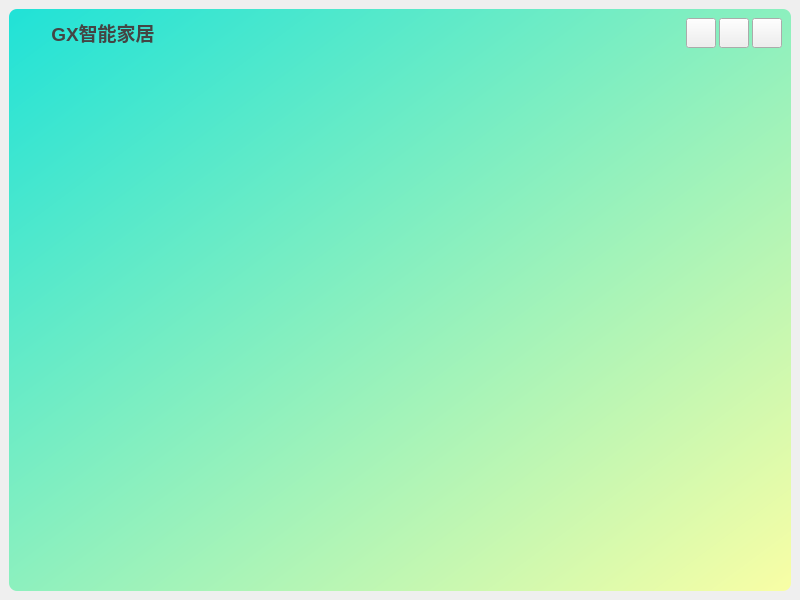
Qt form widget.ui (wenfa1999/Win-GX) before a commit.
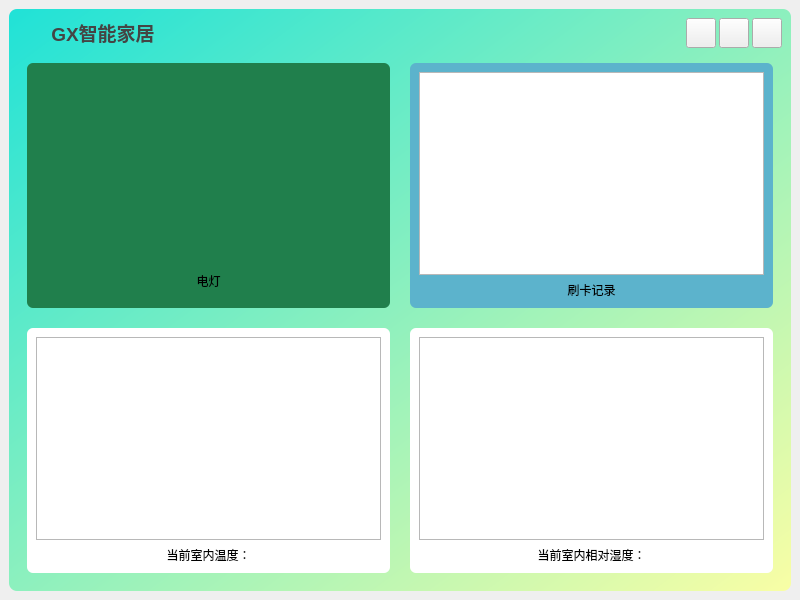
The same form after that commit. Icons and pictures are not drawn. Custom widgets are drawn as their Qt base class.

What changed in the file:
```diff
--- a/widget.ui
+++ b/widget.ui
@@ -17,6 +17,7 @@
    <string notr="true">/* 设置默认字体 */
 * {
     font-family: &quot;Microsoft YaHei&quot;, Arial, sans-serif;
+	color: black;
 }
 
 QPushButton#btnMaximize {
@@ -36,7 +37,7 @@
 }
 </string>
   </property>
-  <layout class="QVBoxLayout" name="verticalLayout">
+  <layout class="QHBoxLayout" name="backgroundLayout">
    <property name="leftMargin">
     <number>9</number>
    </property>
@@ -60,6 +61,9 @@
 </string>
      </property>
      <layout class="QVBoxLayout" name="verticalLayout_2">
+      <property name="spacing">
+       <number>6</number>
+      </property>
       <item>
        <widget class="QWidget" name="widget_title" native="true">
         <property name="sizePolicy">
@@ -218,13 +222,200 @@
        </widget>
       </item>
       <item>
-       <widget class="QWidget" name="widget" native="true"/>
+       <widget class="QWidget" name="widget" native="true">
+        <layout class="QGridLayout" name="gridLayout" rowstretch="1,1" columnstretch="1,1">
+         <property name="spacing">
+          <number>20</number>
+         </property>
+         <item row="0" column="1">
+          <widget class="QWidget" name="widget_RFID" native="true">
+           <property name="styleSheet">
+            <string notr="true">.QWidget{
+border-radius:6px;
+/*薄荷绿*/
+background-color: #5cb3cc;
+}
+
+</string>
+           </property>
+           <layout class="QVBoxLayout" name="verticalLayout_5">
+            <item>
+             <widget class="QListWidget" name="widget_RfidList"/>
+            </item>
+            <item>
+             <widget class="QLabel" name="label_2">
+              <property name="text">
+               <string>刷卡记录</string>
+              </property>
+              <property name="alignment">
+               <set>Qt::AlignCenter</set>
+              </property>
+             </widget>
+            </item>
+           </layout>
+          </widget>
+         </item>
+         <item row="0" column="0">
+          <widget class="QWidget" name="widget_LED" native="true">
+           <property name="styleSheet">
+            <string notr="true">.QWidget{
+border-radius:6px;
+/*薄荷绿*/
+background-color: rgb(32, 127, 76);
+}
+
+</string>
+           </property>
+           <layout class="QVBoxLayout" name="verticalLayout_3" stretch="0,1">
+            <item>
+             <widget class="QWidget" name="widget_2" native="true">
+              <layout class="QVBoxLayout" name="verticalLayout_4"/>
+             </widget>
+            </item>
+            <item>
+             <widget class="QWidget" name="widget_3" native="true">
+              <layout class="QVBoxLayout" name="verticalLayout" stretch="1,0">
+               <item>
+                <widget class="QPushButton" name="button_LED">
+                 <property name="sizePolicy">
+                  <sizepolicy hsizetype="Preferred" vsizetype="Preferred">
+                   <horstretch>0</horstretch>
+                   <verstretch>0</verstretch>
+                  </sizepolicy>
+                 </property>
+                 <property name="styleSheet">
+                  <string notr="true">border: none;
+image: url(:/images/lights_off.svg);</string>
+                 </property>
+                 <property name="text">
+                  <string/>
+                 </property>
+                </widget>
+               </item>
+               <item>
+                <widget class="QLabel" name="label">
+                 <property name="text">
+                  <string>电灯</string>
+                 </property>
+                 <property name="alignment">
+                  <set>Qt::AlignCenter</set>
+                 </property>
+                </widget>
+               </item>
+              </layout>
+             </widget>
+            </item>
+           </layout>
+          </widget>
+         </item>
+         <item row="1" column="0">
+          <widget class="QWidget" name="widget_TMP" native="true">
+           <property name="styleSheet">
+            <string notr="true">.QWidget{
+border-radius:6px;
+/*薄荷绿*/
+background-color: #fff;
+}
+
+</string>
+           </property>
+           <layout class="QVBoxLayout" name="verticalLayout_6" stretch="1,0">
+            <property name="spacing">
+             <number>6</number>
+            </property>
+            <property name="leftMargin">
+             <number>9</number>
+            </property>
+            <property name="topMargin">
+             <number>9</number>
+            </property>
+            <property name="rightMargin">
+             <number>9</number>
+            </property>
+            <property name="bottomMargin">
+             <number>9</number>
+            </property>
+            <item>
+             <widget class="QChartView" name="widget_chartsTmp">
+              <property name="backgroundBrush">
+               <brush brushstyle="NoBrush">
+                <color alpha="255">
+                 <red>0</red>
+                 <green>0</green>
+                 <blue>0</blue>
+                </color>
+               </brush>
+              </property>
+              <property name="foregroundBrush">
+               <brush brushstyle="NoBrush">
+                <color alpha="255">
+                 <red>0</red>
+                 <green>0</green>
+                 <blue>0</blue>
+                </color>
+               </brush>
+              </property>
+              <property name="interactive">
+               <bool>true</bool>
+              </property>
+             </widget>
+            </item>
+            <item>
+             <widget class="QLabel" name="label_tmp">
+              <property name="text">
+               <string>当前室内温度：</string>
+              </property>
+              <property name="alignment">
+               <set>Qt::AlignCenter</set>
+              </property>
+             </widget>
+            </item>
+           </layout>
+          </widget>
+         </item>
+         <item row="1" column="1">
+          <widget class="QWidget" name="widget_HUM" native="true">
+           <property name="styleSheet">
+            <string notr="true">.QWidget{
+border-radius:6px;
+/*薄荷绿*/
+background-color: #fff;
+}
+
+</string>
+           </property>
+           <layout class="QVBoxLayout" name="verticalLayout_7" stretch="1,0">
+            <item>
+             <widget class="QChartView" name="widget_chartsHum"/>
+            </item>
+            <item>
+             <widget class="QLabel" name="label_hum">
+              <property name="text">
+               <string>当前室内相对湿度：</string>
+              </property>
+              <property name="alignment">
+               <set>Qt::AlignCenter</set>
+              </property>
+             </widget>
+            </item>
+           </layout>
+          </widget>
+         </item>
+        </layout>
+       </widget>
       </item>
      </layout>
     </widget>
    </item>
   </layout>
  </widget>
+ <customwidgets>
+  <customwidget>
+   <class>QChartView</class>
+   <extends>QGraphicsView</extends>
+   <header>qchartview.h</header>
+  </customwidget>
+ </customwidgets>
  <resources/>
  <connections/>
 </ui>
```
Left out of the diff: 3 changed lines with no effect on the pictures.
